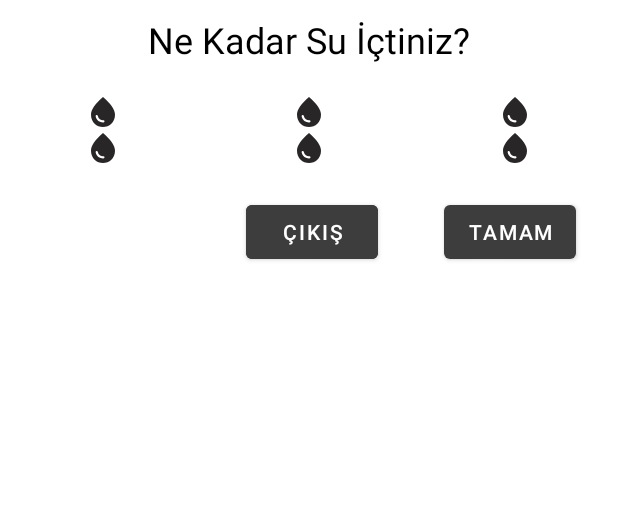
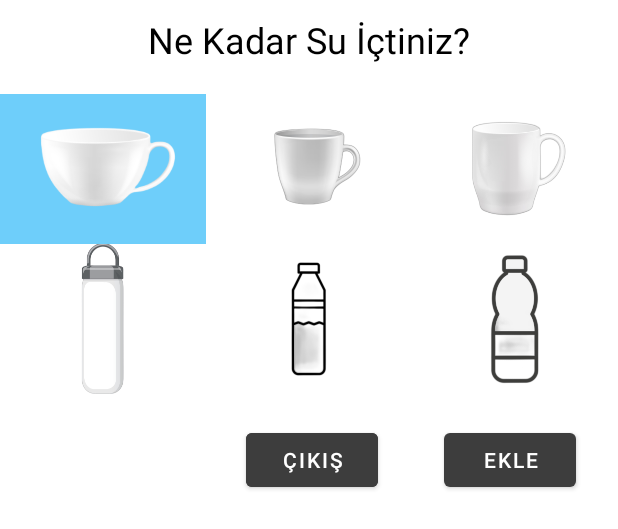
Before and after one commit to hilaltokgoz/spor_app, an Android app: the layout dialog_message_layout.xml on its own in the app's theme, with its tools: preview values and no code run, on a phone screen of 412 x 824 dp. Shown: the top 529 px of the screen. Run offline under Robolectric (Android 15) with nearby library versions, the light colour scheme and no system bars.

Commit message:
customDialog

```diff
--- a/app/src/main/java/com/evdesporapp/mainscreen/HomeFragment.kt
+++ b/app/src/main/java/com/evdesporapp/mainscreen/HomeFragment.kt
@@ -23,11 +23,17 @@ class HomeFragment : Fragment() {
     ): View? {
         _binding = FragmentHomeBinding.inflate(inflater, container, false)
         return binding.root
+
     }
 
     override fun onViewCreated(view: View, savedInstanceState: Bundle?) {
         super.onViewCreated(view, savedInstanceState)
+        binding.addWaterButton.setOnClickListener {
+            showCustomDialog()
+        }
+    }
 
+    fun showCustomDialog(){
         val builder = AlertDialog.Builder(requireContext(),R.style.CustomAlertDialog)
             .create()
 
@@ -40,8 +46,6 @@ class HomeFragment : Fragment() {
         builder.setCanceledOnTouchOutside(false) //dış ekrana dokunarak iptal etmeyi kapat.
         builder.show()
 
-
-
     }
 
 
--- a/app/src/main/res/layout/dialog_message_layout.xml
+++ b/app/src/main/res/layout/dialog_message_layout.xml
@@ -28,26 +28,27 @@
 
         <ImageView
             android:id="@+id/yuzMlImage"
-            android:layout_width="wrap_content"
-            android:layout_height="wrap_content"
-            android:src="@drawable/ic_water"
+            android:layout_width="100dp"
+            android:layout_height="100dp"
+            android:src="@drawable/yuz_ml_boyut"
+            android:background="@color/blue"
             android:layout_weight="1"
             tools:srcCompat="@tools:sample/avatars" />
 
         <ImageView
             android:id="@+id/ikiYuzMlImage"
-            android:layout_width="wrap_content"
-            android:layout_height="wrap_content"
+            android:layout_width="100dp"
+            android:layout_height="100dp"
             android:layout_weight="1"
-            android:src="@drawable/ic_water"
+            android:src="@drawable/ikiyuz_ml_boyut"
             tools:srcCompat="@tools:sample/avatars" />
 
         <ImageView
             android:id="@+id/ucYuzMlImage"
-            android:layout_width="wrap_content"
-            android:layout_height="wrap_content"
+            android:layout_width="100dp"
+            android:layout_height="100dp"
             android:layout_weight="1"
-            android:src="@drawable/ic_water"
+            android:src="@drawable/ucyuz_ml_boyut"
             tools:srcCompat="@tools:sample/avatars" />
     </LinearLayout>
 
@@ -62,26 +63,26 @@
 
         <ImageView
             android:id="@+id/dortYuzMlImage"
-            android:layout_width="wrap_content"
-            android:layout_height="wrap_content"
+            android:layout_width="100dp"
+            android:layout_height="100dp"
             android:layout_weight="1"
-            android:src="@drawable/ic_water"
+            android:src="@drawable/dortyuz_ml_boyut"
             tools:srcCompat="@tools:sample/avatars" />
 
         <ImageView
             android:id="@+id/besYuzMlImage"
-            android:layout_width="wrap_content"
-            android:layout_height="wrap_content"
+            android:layout_width="100dp"
+            android:layout_height="100dp"
             android:layout_weight="1"
-            android:src="@drawable/ic_water"
+            android:src="@drawable/besyuz_ml_boyut"
             tools:srcCompat="@tools:sample/avatars" />
 
         <ImageView
             android:id="@+id/binMlImage"
-            android:layout_width="wrap_content"
-            android:layout_height="wrap_content"
+            android:layout_width="100dp"
+            android:layout_height="100dp"
             android:layout_weight="1"
-            android:src="@drawable/ic_water"
+            android:src="@drawable/bin_ml_boyut"
             tools:srcCompat="@tools:sample/avatars" />
     </LinearLayout>
 
@@ -103,7 +104,7 @@
         android:layout_height="wrap_content"
         android:layout_marginTop="20dp"
         android:layout_marginEnd="28dp"
-        android:text="Tamam"
+        android:text="Ekle"
         app:layout_constraintEnd_toEndOf="parent"
         app:layout_constraintTop_toBottomOf="@+id/linearLayout2" />
 
```
Also changed, not shown: app/src/main/res/drawable-v24/besyuz_ml_boyut.png (added), app/src/main/res/drawable-v24/bin_ml_boyut.png (added), app/src/main/res/drawable-v24/dortyuz_ml_boyut.png (added), app/src/main/res/drawable-v24/ikiyuz_ml_boyut.png (added), app/src/main/res/drawable-v24/ucyuz_ml_boyut.png (added), app/src/main/res/drawable-v24/yuz_ml_boyut.png (added).
